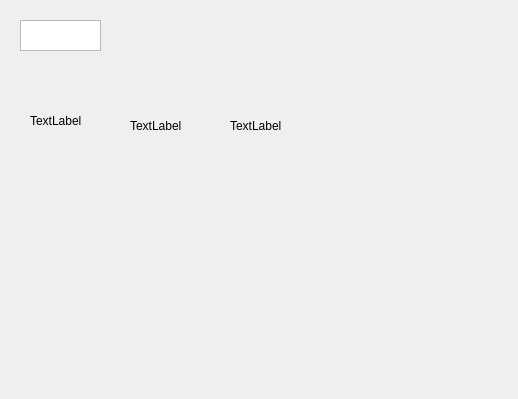
Old version of the form cpp/8H82600/form_gasfeed.ui in the repository huayunfly/goiot.
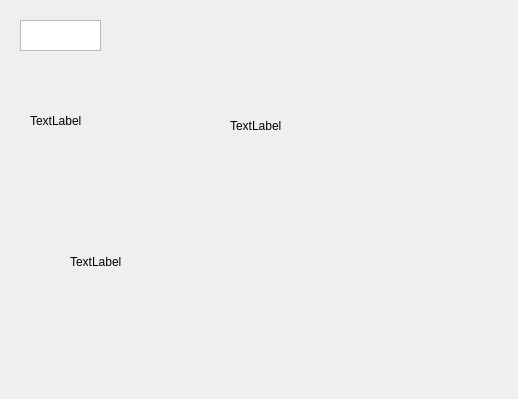
New version of the form.

```diff
--- a/cpp/8H82600/form_gasfeed.ui
+++ b/cpp/8H82600/form_gasfeed.ui
@@ -45,22 +45,22 @@
   <widget class="QLabel" name="svlabel_2">
    <property name="geometry">
     <rect>
-     <x>130</x>
-     <y>120</y>
-     <width>54</width>
-     <height>12</height>
+     <x>70</x>
+     <y>160</y>
+     <width>204</width>
+     <height>204</height>
     </rect>
    </property>
    <property name="minimumSize">
     <size>
-     <width>54</width>
-     <height>12</height>
+     <width>204</width>
+     <height>204</height>
     </size>
    </property>
    <property name="maximumSize">
     <size>
-     <width>54</width>
-     <height>12</height>
+     <width>204</width>
+     <height>204</height>
     </size>
    </property>
    <property name="text">
```
